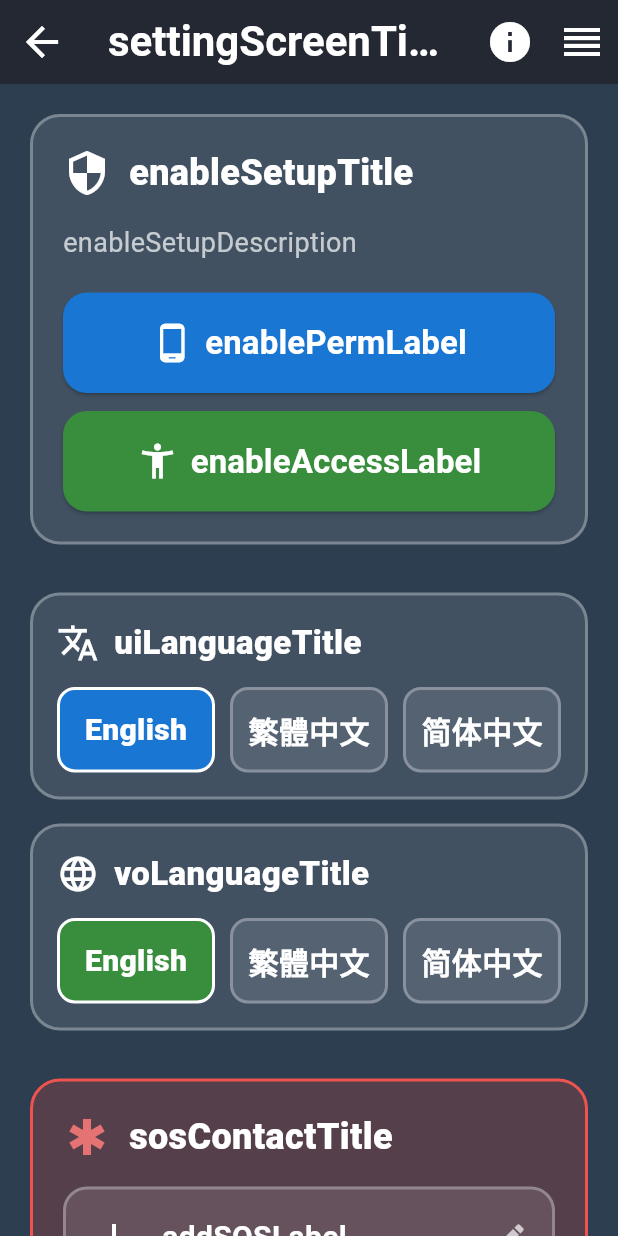
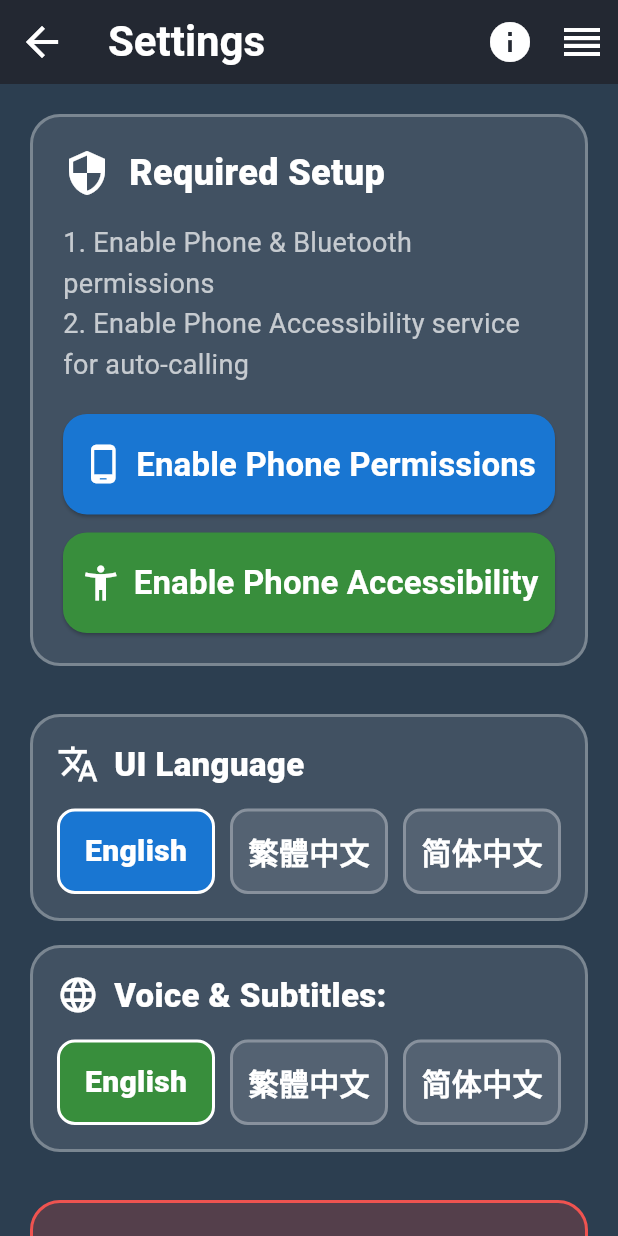
Before and after one commit to vsd412/tapcall, a Flutter app: the SettingsScreen screen opened directly, on a phone screen of 412 x 824 dp. Run offline on Flutter 3.47's test engine with Material 3 defaults, Android fonts, the phone set to English and light mode, and no system bars; our stand-ins replace flutter_blue_plus, flutter_tts, geolocator, image_picker, permission_handler, shared_preferences and 1 more; missing offline and left inert: flutter_foreground_task, volume_controller; accounts and stored records are empty.

Commit message:
Update translations.dart
Previous commit did not include old translations

```diff
--- a/mobile_app/lib/src/translations.dart
+++ b/mobile_app/lib/src/translations.dart
@@ -151,61 +151,69 @@ class Translations {
 
   // English translations
   static final Map<String, String> _english = {
+    // Contact Editor
+    'nameMissingReport': 'Please enter the button name.',
+    'phoneMissingReport': 'Please enter the phone number.',
+    'functionTypeSubtitle': 'FUNCTION TYPE',
+    'photoChangeLabel': 'Tap to Change Photo',
+    'deleteFunctionLabel': 'Delete',
+    'saveFunctionLabel': 'Save',
+    'messagingAppSubtitle': 'MESSAGING APP',
+    'phoneNumberSubtitle': 'Phone Number',
+    'phoneNumberGuide': 'Enter Phone Number',
+    'nameChangeSubtitle': 'Label',
+    'functionDeleteReport': 'Function deleted!',
+    'functionSaveReport': 'Function saved as:',
+    'buttonIndexTitle': 'Button',
+    'weatherDescription': '📢 Announce the current date and time when pressed.',
+    'timeDateDescription': '⛅ Announce the current weather forecast. Location permission required.',
+    'nameChangeGuide': 'Enter button label',
+
     // Settings Screen
-    'settings': 'Settings',
-    'required_setup': 'Required Setup',
-    'required_setup_desc': '1. Enable Phone & Bluetooth permissions\n2. Enable Accessibility service for auto-calling',
-    'enable_permissions': 'Enable Permissions',
-    'enable_accessibility': 'Enable Accessibility',
-    'enable_accessibility_msg': 'Enable "TapCall" in Accessibility',
-    'voice_subtitle': 'Voice & Subtitle',
-    'ui_language': 'UI Language',
-    'contacts': 'Contacts',
-    'extra_functions': 'Extra Functions',
-    'add_more_contacts': 'Add More Contacts (1 more)',
-    'add_more_extra_functions': 'Add More Extra Functions (1 more)',
-    'max_extra_functions': 'Maximum 3 extra functions reached',
-    'remove_slot': 'Remove Slot?',
-    'remove_slot_confirm': 'This will permanently remove this slot and its configuration.',
-    'cancel': 'Cancel',
-    'remove': 'Remove',
-    'empty_slot': 'Empty Slot',
-    'permissions_requested': 'Permissions requested',
-    'error': 'Error: {error}',
-    'page': 'Page {number}',
+    'contactDispName': 'Contact',
+    'timeDateDispName': 'Time & Date',
+    'weatherDispName': 'Weather',
+    'addSOSLabel': 'Add SOS Contact',
+    'addContactLabel': 'Add a Contact',
+    'addExtraLabel': 'Add an Extra Function',
+    'reorderFunctionHover': 'Reorder Functions',
+    'uiLanguageTitle': 'UI Language',
+    'voLanguageTitle': 'Voice & Subtitles: ',
+    'enablePermLabel': 'Enable Phone Permissions',
+    'enableAccessLabel': 'Enable Phone Accessibility',
+    'enableSetupDescription': '1. Enable Phone & Bluetooth permissions\n2. Enable Phone Accessibility service for auto-calling',
+    'enableSetupTitle': 'Required Setup',
+    'settingScreenTitle': 'Settings',
+    'sosContactTitle': 'SOS Emergency',
+    'contactTitle': 'Contacts',
+    'extraFunctionTitle': 'Extra Functions',
+    'contactPagePrefix': 'Page',
+    'sosSetupTitle': 'SOS Contact',
+    'sosSetupDescription': 'This contact will be called when the SOS Button is pressed.',
+    'sosNameGuide': 'Name',
+    'sosPhoneGuide': 'Phone Number',
+    'sosDeleteLabel': 'Delete',
+    'sosCancelLabel': 'Cancel',
+    'sosSaveLabel': 'Save',
+    'emptySlotLabel': 'Empty Slot',
+    'removeFunctionTitle': 'Remove Button?',
+    'removeFunctionDescription': 'This will remove this button permanently!',
+    'removeCancelLabel': 'Cancel',
+    'removeConfirmLabel': 'Remove',
+    'enableAccessReport': 'Enable "TapCall" in Accessibility',
+    'sosMissingReport': 'Please enter both name and phone number.',
+    'requestPermReport': 'Permissions requested',
 
-    // Contact Editor
-    'edit_contact': 'Edit Slot {number}',
-    'contact_name': 'Contact Name',
-    'phone_number': 'Phone Number',
-    'app_type': 'App Type',
-    'pick_photo': 'Pick Photo',
-    'function_type': 'Function Type',
-    'reminder_time': 'Reminder Time (HH:mm)',
-    'reminder_days': 'Reminder Days',
-    'reminder_message': 'Reminder Message',
-    'emergency_message': 'Emergency Message',
-    'save': 'Save',
-    'delete': 'Delete',
-    'saved': 'Saved!',
-    'monday': 'Mon',
-    'tuesday': 'Tue',
-    'wednesday': 'Wed',
-    'thursday': 'Thu',
-    'friday': 'Fri',
-    'saturday': 'Sat',
-    'sunday': 'Sun',
-
-    // Main Screen
-    'ble_connected': 'BLE Connected',
-    'ble_disconnected': 'BLE Not Connected',
-    'accessibility_required': 'Accessibility Required',
-    'location_required_weather': 'Location Required',
-    'page_indicator': '{current}/{total}',
-    'hold_settings': 'Hold for Settings',
-    'no_contacts_yet': 'No Contacts Yet',
-    'add_contacts_message': 'Add contacts in settings to start making calls',
-    'open_settings': 'Open Settings',
+    // Reorder Screen
+    'reorderScreenTitle': 'Reorder Functions',
+    'reorderDiscardTitle': 'Discard Changes?',
+    'reorderDiscardDescription': 'You have unsaved changes. Do you want to discard them?',
+    'reorderCancelLabel': 'Cancel',
+    'reorderDiscardLabel': 'Discard',
+    'reorderSaveLabel': 'Save',
+    'reorderEmptyTitle': 'No functions added yet',
+    'reorderEmptyDescription': 'Add contacts or functions in Settings',
+    'reorderScreenDescription': 'Drag each functions to reorder them.',
 
     // SOS Emergency
     'sos_emergency': 'SOS Emergency',
@@ -247,50 +255,69 @@ class Translations {
 
   // Traditional Chinese (Hong Kong/Taiwan)
   static final Map<String, String> _traditionalChinese = {
+    // Contact Editor
+    'nameMissingReport': '請輸入按鈕名字。',
+    'phoneMissingReport': '請輸入聯絡人電話號碼。',
+    'functionTypeSubtitle': '功能類型',
+    'photoChangeLabel': '更換照片',
+    'deleteFunctionLabel': '刪除',
+    'saveFunctionLabel': '儲存',
+    'messagingAppSubtitle': '通訊軟件',
+    'phoneNumberSubtitle': '電話號碼',
+    'phoneNumberGuide': '輸入聯絡人電話號碼',
+    'nameChangeSubtitle': '按鈕名字',
+    'functionDeleteReport': '已刪除功能！',
+    'functionSaveReport': '功能已儲存為：',
+    'buttonIndexTitle': '按鈕',
+    'weatherDescription': '📢 播放現時日期和時間。',
+    'timeDateDescription': '⛅ 播放現時天氣預報。需要位置權限。',
+    'nameChangeGuide': '輸入按鈕名字',
+
     // Settings Screen
-    'settings': '設定',
-    'required_setup': '必需設定',
-    'required_setup_desc': '1. 啟用電話及藍牙權限\n2. 啟用無障礙服務以自動撥號',
-    'enable_permissions': '啟用權限',
-    'enable_accessibility': '啟用無障礙服務',
-    'enable_accessibility_msg': '在無障礙設定中啟用「TapCall」',
-    'voice_subtitle': '語音及字幕',
-    'ui_language': '介面語言',
-    'contacts': '聯絡人',
-    'extra_functions': '額外功能',
-    'add_more_contacts': '新增更多聯絡人（再加 1 個）',
-    'add_more_extra_functions': '新增更多額外功能（再加 1 個）',
-    'max_extra_functions': '已達最多 3 個額外功能',
-    'remove_slot': '移除此格？',
-    'remove_slot_confirm': '這將永久移除此格及其設定。',
-    'cancel': '取消',
-    'remove': '移除',
-    'empty_slot': '空白格',
-    'permissions_requested': '已要求權限',
-    'error': '錯誤：{error}',
-    'page': '第 {number} 頁',
+    'contactDispName': '聯絡人',
+    'timeDateDispName': '時間與日期',
+    'weatherDispName': '天氣',
+    'addSOSLabel': '新增緊急聯絡人',
+    'addContactLabel': '新增聯絡人',
+    'addExtraLabel': '新增額外功能',
+    'reorderFunctionHover': '更改功能次序',
+    'uiLanguageTitle': '介面語言',
+    'voLanguageTitle': '語音和字幕：',
+    'enablePermLabel': '啟用電話權限',
+    'enableAccessLabel': '啟用電話無障礙設定',
+    'enableSetupDescription': '1. 啟用電話與藍牙權限\n2. 啟用電話無障礙設定以自動撥號',
+    'enableSetupTitle': 'TapCall 所需設定',
+    'settingScreenTitle': '設定',
+    'sosContactTitle': '緊急求助',
+    'contactTitle': '聯絡人',
+    'extraFunctionTitle': '額外功能',
+    'contactPagePrefix': '頁',
+    'sosSetupTitle': '緊急聯絡人',
+    'sosSetupDescription': '按下SOS按鈕，致電緊急聯絡人。',
+    'sosNameGuide': '聯絡人姓名',
+    'sosPhoneGuide': '電話號碼',
+    'sosDeleteLabel': '刪除',
+    'sosCancelLabel': '取消',
+    'sosSaveLabel': '儲存',
+    'emptySlotLabel': '未設聯絡人',
+    'removeFunctionTitle': '移除按鈕？',
+    'removeFunctionDescription': '這將永久移除此按鈕！',
+    'removeCancelLabel': '取消',
+    'removeConfirmLabel': '移除',
+    'enableAccessReport': '在無障礙設定中啟用「TapCall」',
+    'sosMissingReport': '請輸入姓名和電話號碼。',
+    'requestPermReport': '已請求電話權限',
 
-    // Contact Editor
-    'edit_contact': '編輯第 {number} 格',
-    'contact_name': '聯絡人名稱',
-    'phone_number': '電話號碼',
-    'app_type': '應用程式',
-    'pick_photo': '選擇照片',
-    'function_type': '功能類型',
-    'reminder_time': '提醒時間（HH:mm）',
-    'reminder_days': '提醒日子',
-    'reminder_message': '提醒訊息',
-    'emergency_message': '緊急訊息',
-    'save': '儲存',
-    'delete': '刪除',
-    'saved': '已儲存！',
-    'monday': '一',
-    'tuesday': '二',
-    'wednesday': '三',
-    'thursday': '四',
-    'friday': '五',
-    'saturday': '六',
-    'sunday': '日',
+    // Reorder Screen
+    'reorderScreenTitle': '更改功能次序',
+    'reorderDiscardTitle': '放棄更改？',
+    'reorderDiscardDescription': '您尚未儲存功能次序。是否放棄更改？',
+    'reorderCancelLabel': '取消',
+    'reorderDiscardLabel': '放棄',
+    'reorderSaveLabel': '儲存',
+    'reorderEmptyTitle': '尚未設定功能',
+    'reorderEmptyDescription': '在設定頁面中，新增聯絡人或功能',
+    'reorderScreenDescription': '拖曳各功能更改次序。',
 
     // Main Screen
     'ble_connected': '藍牙已連接',
@@ -343,65 +370,73 @@ class Translations {
 
   // Simplified Chinese (Mainland China)
   static final Map<String, String> _simplifiedChinese = {
+    // Contact Editor
+    'nameMissingReport': '请输入按钮名字。',
+    'phoneMissingReport': '请输入联络人电话号码。',
+    'functionTypeSubtitle': '功能类型',
+    'photoChangeLabel': '更换照片',
+    'deleteFunctionLabel': '刪除',
+    'saveFunctionLabel': '储存',
+    'messagingAppSubtitle': '通讯软体',
+    'phoneNumberSubtitle': '电话号码',
+    'phoneNumberGuide': '输入联络人电话号码',
+    'nameChangeSubtitle': '按钮名字',
+    'functionDeleteReport': '已删除功能！',
+    'functionSaveReport': '功能已储存为：',
+    'buttonIndexTitle': '按钮',
+    'weatherDescription': '📢 播放现时日期和时间。',
+    'timeDateDescription': '⛅ 播放现时天气预报。需要位置权限。',
+    'nameChangeGuide': '输入按钮名字',
+
     // Settings Screen
-    'settings': '设置',
-    'required_setup': '必需设置',
-    'required_setup_desc': '1. 启用电话及蓝牙权限\n2. 启用无障碍服务以自动拨号',
-    'enable_permissions': '启用权限',
-    'enable_accessibility': '启用无障碍服务',
-    'enable_accessibility_msg': '在无障碍设置中启用「TapCall」',
-    'voice_subtitle': '语音及字幕',
-    'ui_language': '界面语言',
-    'contacts': '联系人',
-    'extra_functions': '额外功能',
-    'add_more_contacts': '添加更多联系人（再加 1 个）',
-    'add_more_extra_functions': '添加更多额外功能（再加 1 个）',
-    'max_extra_functions': '已达最多 3 个额外功能',
-    'remove_slot': '移除此格？',
-    'remove_slot_confirm': '这将永久移除此格及其设置。',
-    'cancel': '取消',
-    'remove': '移除',
-    'empty_slot': '空白格',
-    'permissions_requested': '已请求权限',
-    'error': '错误：{error}',
-    'page': '第 {number} 页',
-
-    // Contact Editor
-    'edit_contact': '编辑第 {number} 格',
-    'contact_name': '联系人名称',
-    'phone_number': '电话号码',
-    'app_type': '应用程序',
-    'pick_photo': '选择照片',
-    'function_type': '功能类型',
-    'reminder_time': '提醒时间（HH:mm）',
-    'reminder_days': '提醒日期',
-    'reminder_message': '提醒消息',
-    'emergency_message': '紧急消息',
-    'save': '保存',
-    'delete': '删除',
-    'saved': '已保存！',
-    'monday': '一',
-    'tuesday': '二',
-    'wednesday': '三',
-    'thursday': '四',
-    'friday': '五',
-    'saturday': '六',
-    'sunday': '日',
-
-    // Main Screen
-    'ble_connected': '蓝牙已连接',
-    'ble_disconnected': '蓝牙未连接',
-    'accessibility_required': '需要无障碍服务',
-    'location_required_weather': '需要位置权限',
-    'page_indicator': '{current}/{total}',
-    'hold_settings': '长按进入设置',
-    'no_contacts_yet': '未有联系人',
-    'add_contacts_message': '在设置中添加联系人以开始通话',
-    'open_settings': '打开设置',
+    'contactDispName': '联系人',
+    'timeDateDispName': '时间与日期',
+    'weatherDispName': '天气',
+    'addSOSLabel': '新增紧急联系人',
+    'addContactLabel': '新增联系人',
+    'addExtraLabel': '新增额外功能',
+    'reorderFunctionHover': '更改功能次序',
+    'uiLanguageTitle': '界面语言',
+    'voLanguageTitle': '语音及字幕：',
+    'enablePermLabel': '启用电话权限',
+    'enableAccessLabel': '启用电话无障碍设置',
+    'enableSetupDescription': '1. 启用电话与蓝牙权限\n2. 启用无障碍设置以自动拨号',
+    'enableSetupTitle': 'TapCall 所需设置',
+    'settingScreenTitle': '设置',
+    'sosContactTitle': '紧急求助',
+    'contactTitle': '联系人',
+    'extraFunctionTitle': '额外功能',
+    'contactPagePrefix': '页',
+    'sosSetupTitle': '紧急联系人',
+    'sosSetupDescription': '按下SOS按钮，致电紧急联络人。',
+    'sosNameGuide': '联系人姓名',
+    'sosPhoneGuide': '电话号码',
+    'sosDeleteLabel': '删除',
+    'sosCancelLabel': '取消',
+    'sosSaveLabel': '储存',
+    'emptySlotLabel': '未设联络人',
+    'removeFunctionTitle': '移除槽位？',
+    'removeFunctionDescription': '这将永久移除此按钮！',
+    'removeCancelLabel': '取消',
+    'removeConfirmLabel': '移除',
+    'enableAccessReport': '在无障碍设置中启用「TapCall」',
+    'sosMissingReport': '请输入姓名和电话号码',
+    'requestPermReport': '已请求电话权限',
 
     // SOS Emergency
     'sos_emergency': '紧急求救',
     'sos_description': '按第 9 号按钮会直接拨打此联系人',
+
+    // Reorder Screen
+    'reorderScreenTitle': '更改功能次序',
+    'reorderDiscardTitle': '放弃更改？',
+    'reorderDiscardDescription': '您尚未储存功能次序。是否放弃更改？',
+    'reorderCancelLabel': '取消',
+    'reorderDiscardLabel': '放弃',
+    'reorderSaveLabel': '储存',
+    'reorderEmptyTitle': '尚未设定功能',
+    'reorderEmptyDescription': '在设定页面中，新增联络人或功能',
+    'reorderScreenDescription': '拖曳各功能更改次序。',
 
     // Contact App Names
     'whatsappDispName': 'Whatsapp',
```
